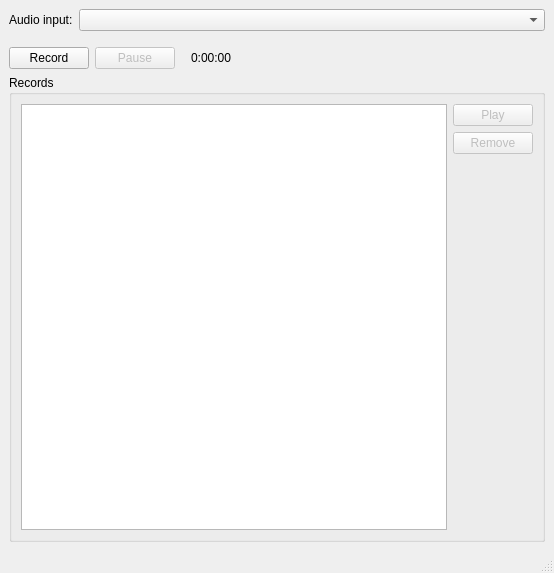
Above: voicerecorder/mainwindow.ui from espdev/VoiceRecorder before the change. Below: the same form after it.
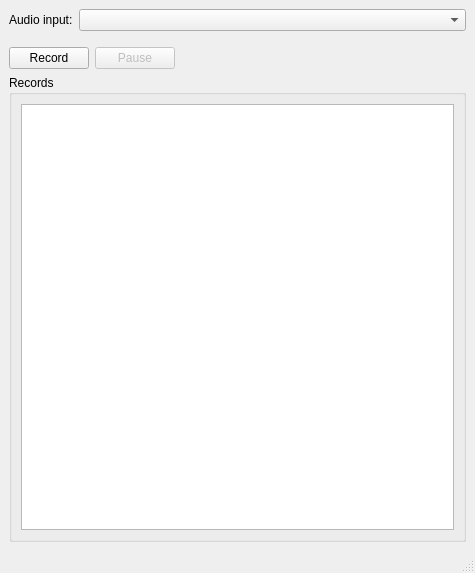
That is the form after the change. Icons and pictures are not drawn.

What changed in the file:
```diff
--- a/voicerecorder/mainwindow.ui
+++ b/voicerecorder/mainwindow.ui
@@ -6,7 +6,7 @@
    <rect>
     <x>0</x>
     <y>0</y>
-    <width>554</width>
+    <width>475</width>
     <height>573</height>
    </rect>
   </property>
@@ -50,7 +50,7 @@
      </spacer>
     </item>
     <item>
-     <layout class="QHBoxLayout" name="horizontalLayout" stretch="0,0,0,0,0,1,0">
+     <layout class="QHBoxLayout" name="horizontalLayout" stretch="0,0,0">
       <item>
        <widget class="QPushButton" name="pbRecordingStartAndStop">
         <property name="text">
@@ -88,52 +88,6 @@
         </property>
        </widget>
       </item>
-      <item>
-       <spacer name="horizontalSpacer_2">
-        <property name="orientation">
-         <enum>Qt::Horizontal</enum>
-        </property>
-        <property name="sizeType">
-         <enum>QSizePolicy::Fixed</enum>
-        </property>
-        <property name="sizeHint" stdset="0">
-         <size>
-          <width>10</width>
-          <height>20</height>
-         </size>
-        </property>
-       </spacer>
-      </item>
-      <item>
-       <widget class="QLabel" name="labelRecordDuration">
-        <property name="text">
-         <string>0:00:00</string>
-        </property>
-       </widget>
-      </item>
-      <item>
-       <spacer name="horizontalSpacer_3">
-        <property name="orientation">
-         <enum>Qt::Horizontal</enum>
-        </property>
-        <property name="sizeType">
-         <enum>QSizePolicy::Fixed</enum>
-        </property>
-        <property name="sizeHint" stdset="0">
-         <size>
-          <width>10</width>
-          <height>20</height>
-         </size>
-        </property>
-       </spacer>
-      </item>
-      <item>
-       <layout class="QVBoxLayout" name="layoutAudioLevels">
-        <property name="spacing">
-         <number>2</number>
-        </property>
-       </layout>
-      </item>
       <item>
        <spacer name="horizontalSpacer">
         <property name="orientation">
@@ -168,51 +122,6 @@
          </property>
         </widget>
        </item>
-       <item>
-        <layout class="QVBoxLayout" name="verticalLayout_2">
-         <item>
-          <widget class="QPushButton" name="pbPlayRecords">
-           <property name="enabled">
-            <bool>false</bool>
-           </property>
-           <property name="text">
-            <string>Play</string>
-           </property>
-           <property name="icon">
-            <iconset resource="mainwindow.qrc">
-             <normaloff>:/icons/play</normaloff>:/icons/play</iconset>
-           </property>
-          </widget>
-         </item>
-         <item>
-          <widget class="QPushButton" name="pbRemoveRecords">
-           <property name="enabled">
-            <bool>false</bool>
-           </property>
-           <property name="text">
-            <string>Remove</string>
-           </property>
-           <property name="icon">
-            <iconset resource="mainwindow.qrc">
-             <normaloff>:/icons/remove</normaloff>:/icons/remove</iconset>
-           </property>
-          </widget>
-         </item>
-         <item>
-          <spacer name="verticalSpacer">
-           <property name="orientation">
-            <enum>Qt::Vertical</enum>
-           </property>
-           <property name="sizeHint" stdset="0">
-            <size>
-             <width>20</width>
-             <height>40</height>
-            </size>
-           </property>
-          </spacer>
-         </item>
-        </layout>
-       </item>
       </layout>
      </widget>
     </item>
```
Left out of the diff: 16 changed lines with no effect on the pictures.
